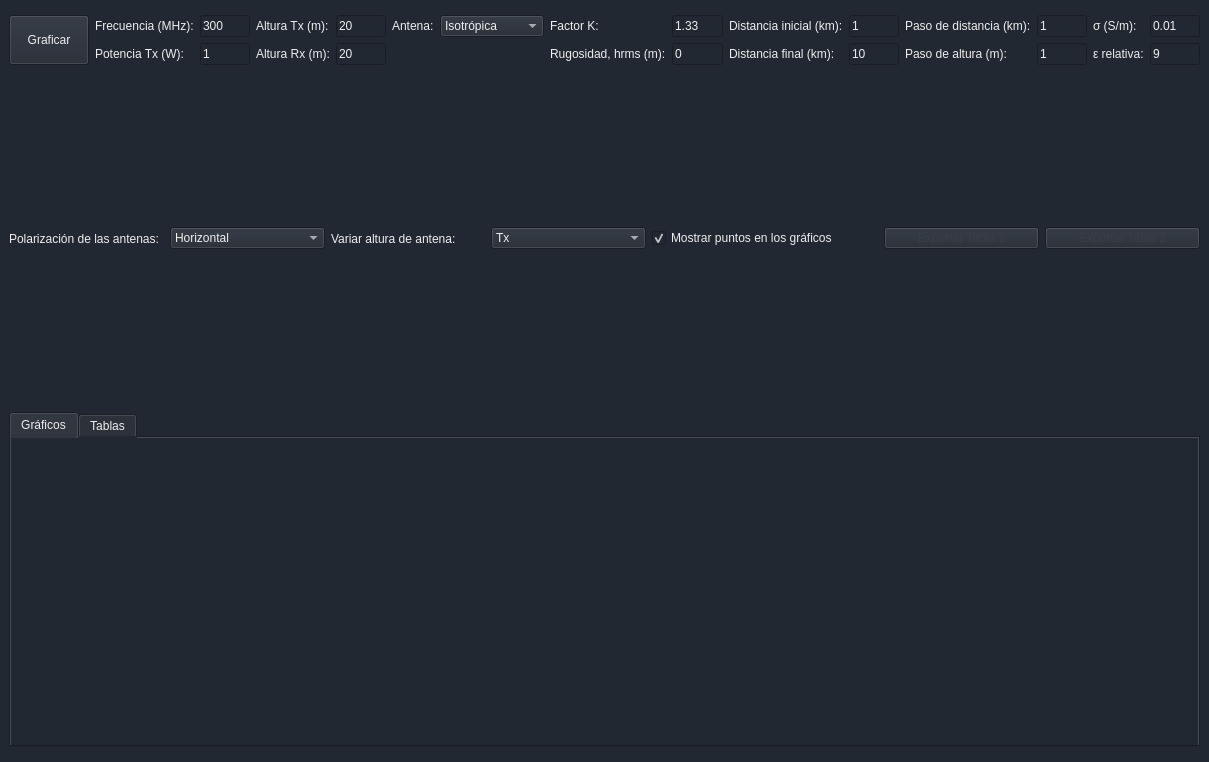
This is app.ui in alheir/vhf-uhf-propagation-tool as Qt 5 draws it before an edit. The edited form follows.
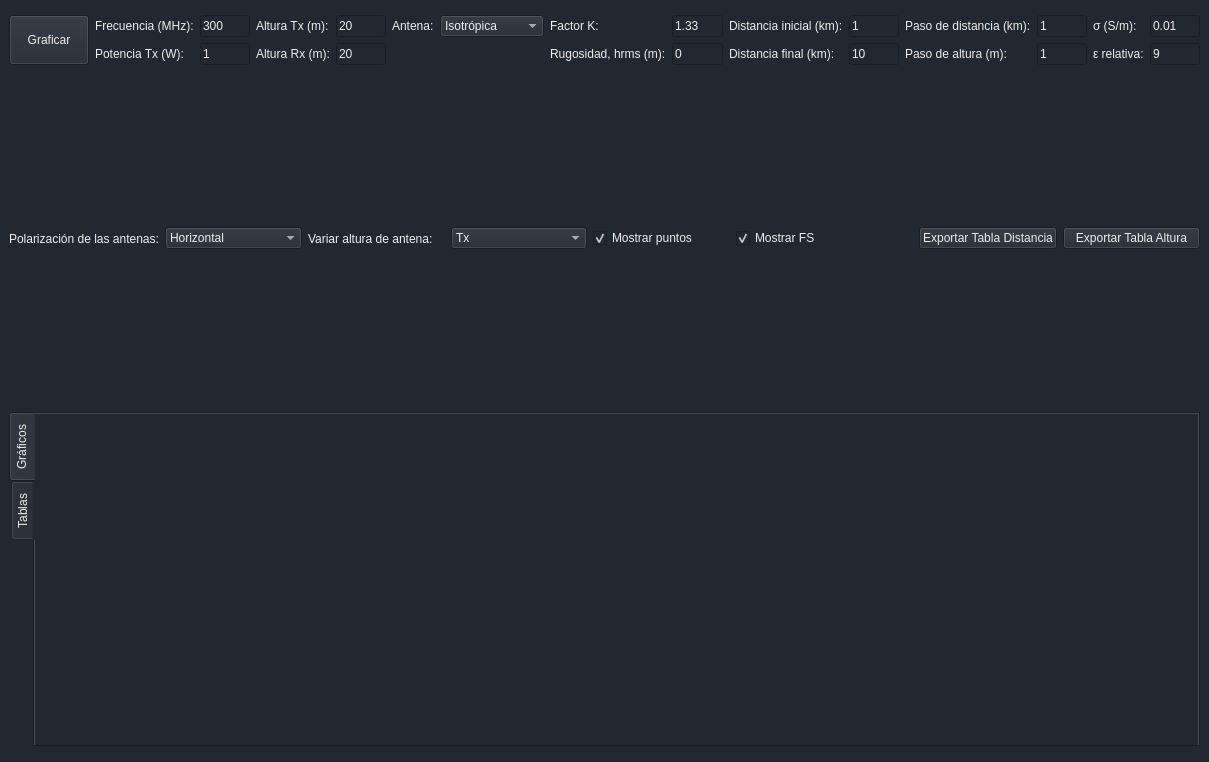
This is the edited form.

```diff
--- a/app.ui
+++ b/app.ui
@@ -401,13 +401,32 @@
          <string notr="true">color: rgb(238, 238, 238);</string>
         </property>
         <property name="text">
-         <string>Mostrar puntos en los gráficos</string>
+         <string>Mostrar puntos</string>
         </property>
         <property name="checked">
          <bool>true</bool>
         </property>
        </widget>
       </item>
+      <item>
+       <widget class="QCheckBox" name="fs_checkbox">
+        <property name="enabled">
+         <bool>true</bool>
+        </property>
+        <property name="styleSheet">
+         <string notr="true">color: rgb(238, 238, 238);</string>
+        </property>
+        <property name="text">
+         <string>Mostrar FS</string>
+        </property>
+        <property name="checked">
+         <bool>true</bool>
+        </property>
+        <property name="tristate">
+         <bool>false</bool>
+        </property>
+       </widget>
+      </item>
       <item>
        <spacer name="horizontalSpacer">
         <property name="orientation">
@@ -429,18 +448,18 @@
            <colorrole role="WindowText">
             <brush brushstyle="SolidPattern">
              <color alpha="255">
-              <red>0</red>
-              <green>0</green>
-              <blue>0</blue>
+              <red>238</red>
+              <green>238</green>
+              <blue>238</blue>
              </color>
             </brush>
            </colorrole>
            <colorrole role="Button">
             <brush brushstyle="SolidPattern">
              <color alpha="255">
-              <red>250</red>
-              <green>250</green>
-              <blue>249</blue>
+              <red>34</red>
+              <green>40</green>
+              <blue>49</blue>
              </color>
             </brush>
            </colorrole>
@@ -483,9 +502,9 @@
            <colorrole role="Text">
             <brush brushstyle="SolidPattern">
              <color alpha="255">
-              <red>0</red>
-              <green>0</green>
-              <blue>0</blue>
+              <red>238</red>
+              <green>238</green>
+              <blue>238</blue>
              </color>
             </brush>
            </colorrole>
@@ -501,27 +520,27 @@
            <colorrole role="ButtonText">
             <brush brushstyle="SolidPattern">
              <color alpha="255">
-              <red>0</red>
-              <green>0</green>
-              <blue>0</blue>
+              <red>238</red>
+              <green>238</green>
+              <blue>238</blue>
              </color>
             </brush>
            </colorrole>
            <colorrole role="Base">
             <brush brushstyle="SolidPattern">
              <color alpha="255">
-              <red>255</red>
-              <green>255</green>
-              <blue>255</blue>
+              <red>34</red>
+              <green>40</green>
+              <blue>49</blue>
              </color>
             </brush>
            </colorrole>
            <colorrole role="Window">
             <brush brushstyle="SolidPattern">
              <color alpha="255">
-              <red>255</red>
-              <green>255</green>
-              <blue>255</blue>
+              <red>34</red>
+              <green>40</green>
+              <blue>49</blue>
              </color>
             </brush>
            </colorrole>
@@ -564,9 +583,9 @@
            <colorrole role="PlaceholderText">
             <brush brushstyle="SolidPattern">
              <color alpha="128">
-              <red>0</red>
-              <green>0</green>
-              <blue>0</blue>
+              <red>238</red>
+              <green>238</green>
+              <blue>238</blue>
              </color>
             </brush>
            </colorrole>
@@ -575,18 +594,18 @@
            <colorrole role="WindowText">
             <brush brushstyle="SolidPattern">
              <color alpha="255">
-              <red>0</red>
-              <green>0</green>
-              <blue>0</blue>
+              <red>238</red>
+              <green>238</green>
+              <blue>238</blue>
              </color>
             </brush>
            </colorrole>
            <colorrole role="Button">
             <brush brushstyle="SolidPattern">
              <color alpha="255">
-              <red>250</red>
-              <green>250</green>
-              <blue>249</blue>
+              <red>34</red>
+              <green>40</green>
+              <blue>49</blue>
              </color>
             </brush>
            </colorrole>
@@ -629,9 +648,9 @@
            <colorrole role="Text">
             <brush brushstyle="SolidPattern">
              <color alpha="255">
-              <red>0</red>
-              <green>0</green>
-              <blue>0</blue>
+              <red>238</red>
+              <green>238</green>
+              <blue>238</blue>
              </color>
             </brush>
            </colorrole>
@@ -647,27 +666,27 @@
            <colorrole role="ButtonText">
             <brush brushstyle="SolidPattern">
              <color alpha="255">
-              <red>0</red>
-              <green>0</green>
-              <blue>0</blue>
+              <red>238</red>
+              <green>238</green>
+              <blue>238</blue>
              </color>
             </brush>
            </colorrole>
            <colorrole role="Base">
             <brush brushstyle="SolidPattern">
              <color alpha="255">
-              <red>255</red>
-              <green>255</green>
-              <blue>255</blue>
+              <red>34</red>
+              <green>40</green>
+              <blue>49</blue>
              </color>
             </brush>
            </colorrole>
            <colorrole role="Window">
             <brush brushstyle="SolidPattern">
              <color alpha="255">
-              <red>255</red>
-              <green>255</green>
-              <blue>255</blue>
+              <red>34</red>
+              <green>40</green>
+              <blue>49</blue>
              </color>
             </brush>
            </colorrole>
@@ -710,9 +729,9 @@
            <colorrole role="PlaceholderText">
             <brush brushstyle="SolidPattern">
              <color alpha="128">
-              <red>0</red>
-              <green>0</green>
-              <blue>0</blue>
+              <red>238</red>
+              <green>238</green>
+              <blue>238</blue>
              </color>
             </brush>
            </colorrole>
@@ -721,18 +740,18 @@
            <colorrole role="WindowText">
             <brush brushstyle="SolidPattern">
              <color alpha="255">
-              <red>127</red>
-              <green>127</green>
-              <blue>127</blue>
+              <red>238</red>
+              <green>238</green>
+              <blue>238</blue>
              </color>
             </brush>
            </colorrole>
            <colorrole role="Button">
             <brush brushstyle="SolidPattern">
              <color alpha="255">
-              <red>250</red>
-              <green>250</green>
-              <blue>249</blue>
+              <red>34</red>
+              <green>40</green>
+              <blue>49</blue>
              </color>
             </brush>
            </colorrole>
@@ -775,9 +794,9 @@
            <colorrole role="Text">
             <brush brushstyle="SolidPattern">
              <color alpha="255">
-              <red>127</red>
-              <green>127</green>
-              <blue>127</blue>
+              <red>238</red>
+              <green>238</green>
+              <blue>238</blue>
              </color>
             </brush>
            </colorrole>
@@ -793,27 +812,27 @@
            <colorrole role="ButtonText">
             <brush brushstyle="SolidPattern">
              <color alpha="255">
-              <red>127</red>
-              <green>127</green>
-              <blue>127</blue>
+              <red>238</red>
+              <green>238</green>
+              <blue>238</blue>
              </color>
             </brush>
            </colorrole>
            <colorrole role="Base">
             <brush brushstyle="SolidPattern">
              <color alpha="255">
-              <red>255</red>
-              <green>255</green>
-              <blue>255</blue>
+              <red>34</red>
+              <green>40</green>
+              <blue>49</blue>
              </color>
             </brush>
            </colorrole>
            <colorrole role="Window">
             <brush brushstyle="SolidPattern">
              <color alpha="255">
-              <red>255</red>
-              <green>255</green>
-              <blue>255</blue>
+              <red>34</red>
+              <green>40</green>
+              <blue>49</blue>
              </color>
             </brush>
            </colorrole>
@@ -856,9 +875,9 @@
            <colorrole role="PlaceholderText">
             <brush brushstyle="SolidPattern">
              <color alpha="128">
-              <red>0</red>
-              <green>0</green>
-              <blue>0</blue>
+              <red>238</red>
+              <green>238</green>
+              <blue>238</blue>
              </color>
             </brush>
            </colorrole>
@@ -868,8 +887,11 @@
         <property name="autoFillBackground">
          <bool>false</bool>
         </property>
+        <property name="styleSheet">
+         <string notr="true">color: rgb(238, 238, 238);</string>
+        </property>
         <property name="text">
-         <string>Exportar Tabla 1</string>
+         <string>Exportar Tabla Distancia</string>
         </property>
        </widget>
       </item>
@@ -878,8 +900,11 @@
         <property name="acceptDrops">
          <bool>false</bool>
         </property>
+        <property name="styleSheet">
+         <string notr="true">color: rgb(238, 238, 238);</string>
+        </property>
         <property name="text">
-         <string>Exportar Tabla 2</string>
+         <string>Exportar Tabla Altura</string>
         </property>
        </widget>
       </item>
@@ -891,7 +916,7 @@
        <string notr="true">color: rgb(238, 238, 238);</string>
       </property>
       <property name="tabPosition">
-       <enum>QTabWidget::North</enum>
+       <enum>QTabWidget::West</enum>
       </property>
       <property name="tabShape">
        <enum>QTabWidget::Rounded</enum>
```
